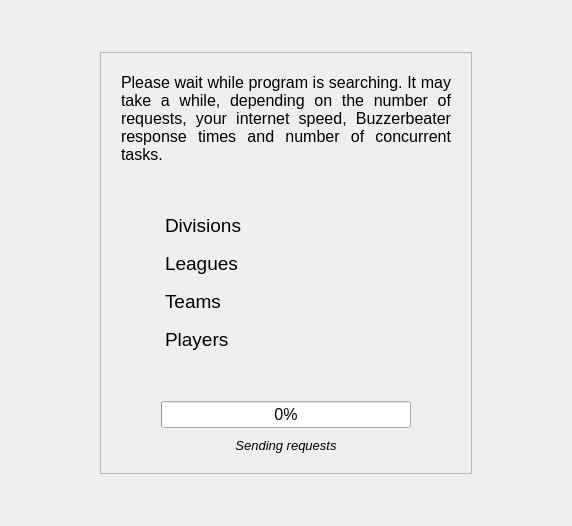
Old version of the form source/progresswidget.ui in the repository radszy/ntscout.
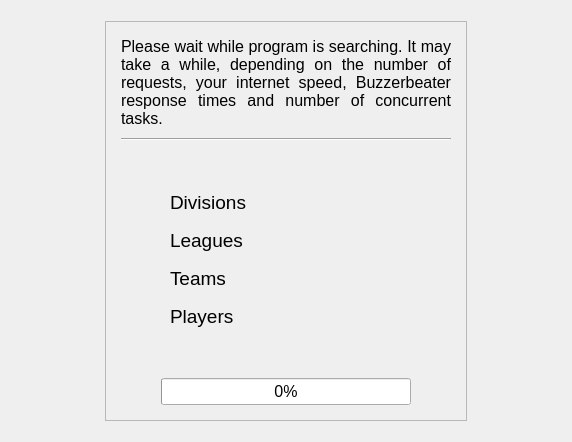
New version of the form.

The edit to the form file:
```diff
--- a/source/progresswidget.ui
+++ b/source/progresswidget.ui
@@ -7,7 +7,7 @@
     <x>0</x>
     <y>0</y>
     <width>572</width>
-    <height>526</height>
+    <height>442</height>
    </rect>
   </property>
   <property name="windowTitle">
@@ -30,6 +30,21 @@
    <item>
     <widget class="QWidget" name="widget" native="true">
      <layout class="QHBoxLayout" name="horizontalLayout_4">
+      <property name="spacing">
+       <number>0</number>
+      </property>
+      <property name="leftMargin">
+       <number>0</number>
+      </property>
+      <property name="topMargin">
+       <number>0</number>
+      </property>
+      <property name="rightMargin">
+       <number>0</number>
+      </property>
+      <property name="bottomMargin">
+       <number>0</number>
+      </property>
       <item>
        <spacer name="horizontalSpacer_5">
         <property name="orientation">
@@ -56,16 +71,16 @@
           <number>10</number>
          </property>
          <property name="leftMargin">
-          <number>20</number>
+          <number>15</number>
          </property>
          <property name="topMargin">
-          <number>20</number>
+          <number>15</number>
          </property>
          <property name="rightMargin">
-          <number>20</number>
+          <number>15</number>
          </property>
          <property name="bottomMargin">
-          <number>20</number>
+          <number>15</number>
          </property>
          <item>
           <widget class="QLabel" name="label_5">
@@ -77,6 +92,13 @@
            </property>
           </widget>
          </item>
+         <item>
+          <widget class="Line" name="line">
+           <property name="orientation">
+            <enum>Qt::Horizontal</enum>
+           </property>
+          </widget>
+         </item>
          <item>
           <spacer name="verticalSpacer_4">
            <property name="orientation">
@@ -93,7 +115,7 @@
          <item>
           <layout class="QGridLayout" name="gridLayout">
            <property name="horizontalSpacing">
-            <number>25</number>
+            <number>20</number>
            </property>
            <property name="verticalSpacing">
             <number>15</number>
@@ -416,27 +438,6 @@
            </item>
           </layout>
          </item>
-         <item>
-          <widget class="QLabel" name="progressInformation">
-           <property name="sizePolicy">
-            <sizepolicy hsizetype="Preferred" vsizetype="Fixed">
-             <horstretch>0</horstretch>
-             <verstretch>0</verstretch>
-            </sizepolicy>
-           </property>
-           <property name="font">
-            <font>
-             <pointsize>10</pointsize>
-            </font>
-           </property>
-           <property name="text">
-            <string>&lt;html&gt;&lt;head/&gt;&lt;body&gt;&lt;p&gt;&lt;span style=&quot; font-style:italic;&quot;&gt;Sending requests&lt;/span&gt;&lt;/p&gt;&lt;/body&gt;&lt;/html&gt;</string>
-           </property>
-           <property name="alignment">
-            <set>Qt::AlignHCenter|Qt::AlignTop</set>
-           </property>
-          </widget>
-         </item>
         </layout>
        </widget>
       </item>
```
